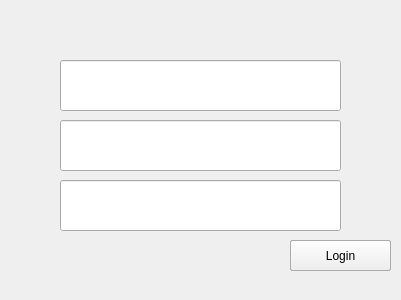
Before: the Qt Designer form Thesaurus/Windows/account_window.ui in Euclidis/Thesaurus, drawn with Qt 5.
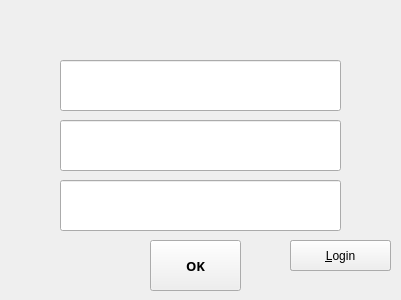
After: the same form once the commit is applied.

Commit message: Account window

```diff
--- a/Thesaurus/Windows/account_window.ui
+++ b/Thesaurus/Windows/account_window.ui
@@ -109,7 +109,10 @@
     </rect>
    </property>
    <property name="text">
-    <string>Registration</string>
+    <string>&amp;Registration</string>
+   </property>
+   <property name="autoDefault">
+    <bool>false</bool>
    </property>
   </widget>
   <widget class="QPushButton" name="pushButton_3">
@@ -125,24 +128,11 @@
     </rect>
    </property>
    <property name="text">
-    <string>Login</string>
+    <string>&amp;Login</string>
    </property>
-  </widget>
-  <widget class="QLabel" name="label">
-   <property name="geometry">
-    <rect>
-     <x>130</x>
-     <y>240</y>
-     <width>141</width>
-     <height>51</height>
-    </rect>
+   <property name="autoDefault">
+    <bool>false</bool>
    </property>
-   <property name="autoFillBackground">
-    <bool>true</bool>
-   </property>
-   <property name="text">
-    <string/>
-   </property>
   </widget>
   <zorder>pushButton</zorder>
   <zorder>label</zorder>
```
Left out of the diff: 12 changed lines with no effect on the pictures. The commit also changes 3 other files.
